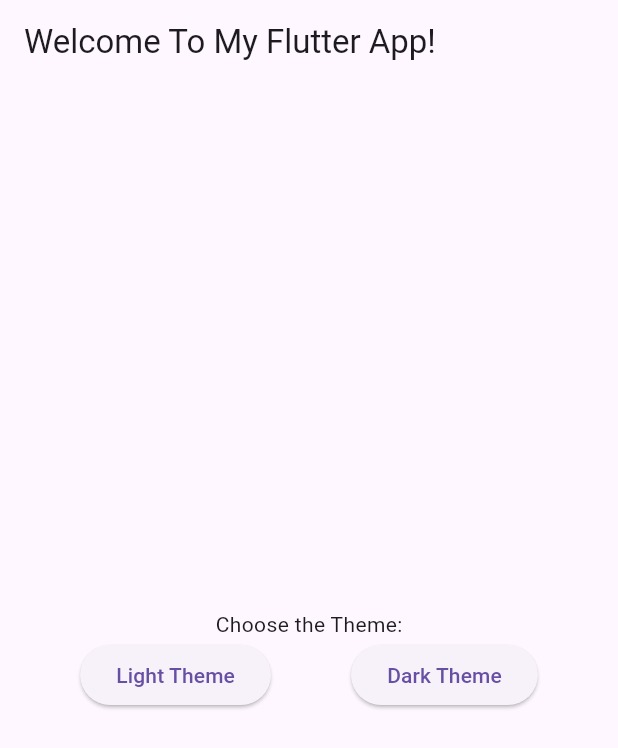
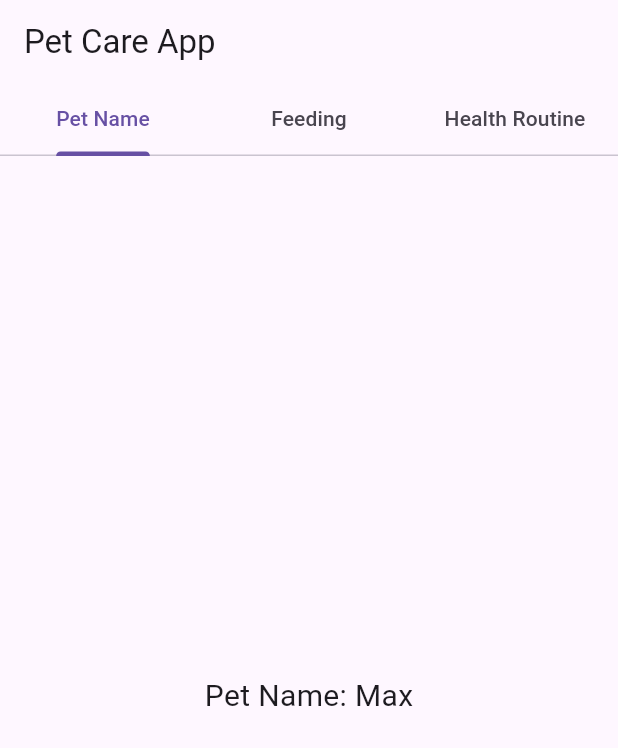
Before and after one commit to abdulmujeeb4ahmed/digital_pet_app, a Flutter app: the screen it shows after launch, on a phone screen of 412 x 824 dp. Shown: the top 748 px of the screen. Run offline on Flutter 3.47's test engine with Material 3 defaults, Android fonts, the phone set to English and light mode, and no system bars.

Commit message:
Updated Pet App UI with better styles

```diff
--- a/lib/main.dart
+++ b/lib/main.dart
@@ -1,64 +1,86 @@
 import 'package:flutter/material.dart';
 
 void main() {
-  runApp(RunMyApp());
+  runApp(MyApp());
 }
 
-class RunMyApp extends StatefulWidget {
-  const RunMyApp({super.key});
+class MyApp extends StatelessWidget {
+  @override
+  Widget build(BuildContext context) {
+    return MaterialApp(
+      home: DefaultTabController(
+        length: 3,
+        child: PetApp(),
+      ),
+    );
+  }
+}
+
+class PetApp extends StatefulWidget {
+  @override
+  _PetAppState createState() => _PetAppState();
+}
+
+class _PetAppState extends State<PetApp>
+    with SingleTickerProviderStateMixin, RestorationMixin {
+  late TabController _tabController;
+
+  final RestorableInt tabIndex = RestorableInt(0);
 
   @override
-  State<RunMyApp> createState() => _RunMyAppState();
-}
+  String get restorationId => 'pet_app_tabs';
 
-class _RunMyAppState extends State<RunMyApp> {
-  ThemeMode _themeMode = ThemeMode.system; // Variable to store theme mode
+  @override
+  void restoreState(RestorationBucket? oldBucket, bool initialRestore) {
+    registerForRestoration(tabIndex, 'tab_index');
+    _tabController.index = tabIndex.value;
+  }
 
-  // Method to change the theme
-  void changeTheme(ThemeMode themeMode) {
-    setState(() {
-      _themeMode = themeMode;
+  @override
+  void initState() {
+    super.initState();
+    _tabController = TabController(
+      initialIndex: 0,
+      length: 3,
+      vsync: this,
+    );
+    _tabController.addListener(() {
+      setState(() {
+        tabIndex.value = _tabController.index;
+      });
     });
   }
 
   @override
+  void dispose() {
+    _tabController.dispose();
+    tabIndex.dispose();
+    super.dispose();
+  }
+
+  @override
   Widget build(BuildContext context) {
-    return MaterialApp(
-      theme: ThemeData(primarySwatch: Colors.blueGrey), // Light theme
-      darkTheme: ThemeData.dark(), // Dark theme
-      themeMode: _themeMode, // Set themeMode to selected value
-      debugShowCheckedModeBanner: false,
-      home: Scaffold(
-        appBar: AppBar(
-          title: Text('Welcome To My Flutter App!'),
+    final tabs = ['Pet Name', 'Feeding', 'Health Routine']; //tab names
+
+    return Scaffold(
+      appBar: AppBar(
+        title: Text('Pet Care App'),
+        bottom: TabBar(
+          controller: _tabController,
+          tabs: tabs.map((tab) => Tab(text: tab)).toList(),
         ),
-        body: Column(
-          mainAxisAlignment: MainAxisAlignment.center,
-          children: [
-            const Text(
-              'Choose the Theme:',
-            ),
-            Row(
-              mainAxisAlignment: MainAxisAlignment.spaceEvenly,
-              children: [
-                // Button to change to light theme
-                ElevatedButton(
-                  onPressed: () {
-                    changeTheme(ThemeMode.light);
-                  },
-                  child: const Text('Light Theme'),
-                ),
-                // Button to change to dark theme
-                ElevatedButton(
-                  onPressed: () {
-                    changeTheme(ThemeMode.dark);
-                  },
-                  child: const Text('Dark Theme'),
-                ),
-              ],
-            ),
-          ],
-        ),
+      ),
+      body: TabBarView(
+        controller: _tabController,
+        children: [
+          Center(child: Text('Pet Name: Max', style: TextStyle(fontSize: 20))),
+          Center(
+              child:
+                  Text('Feeding: Twice a day', style: TextStyle(fontSize: 20))),
+          Center(
+              child: Text('Health: Vet checkup every 6 months',
+                  style: TextStyle(fontSize: 20))),
+        ],
       ),
     );
   }
```
